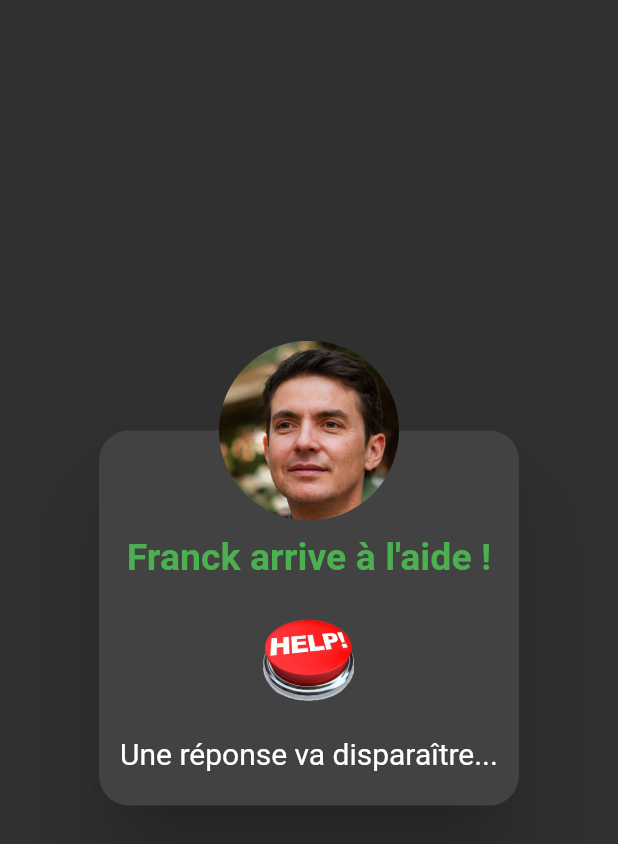
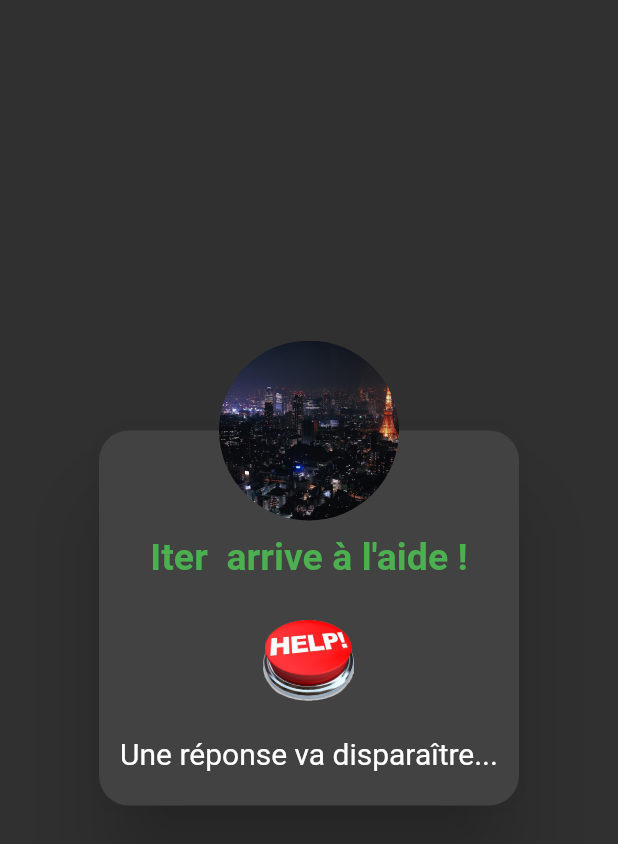
Before and after one commit to GabrielPlante/iter, a Flutter app: the CustomAlertDialog widget shown alone on an empty page, opened directly, on a phone screen of 412 x 824 dp. Shown: the top 844 px of the screen. Run offline on Flutter 3.47's test engine with Material 2 defaults, Android fonts, the phone set to English and light mode, and no system bars; our stand-ins replace badges, cloud_firestore, firebase_core, sliding_up_panel; accounts and stored records are empty.

Commit message:
some displaying bugs and rule to not make Franck the hero

```diff
--- a/lib/views/components/customAlertDialog.dart
+++ b/lib/views/components/customAlertDialog.dart
@@ -17,7 +17,7 @@ class CustomAlertDialog extends StatelessWidget {
                 padding: const EdgeInsets.fromLTRB(10, 70, 10, 10),
                 child: Column(
                   children: [
-                    Text("Franck arrive à l'aide !", style: TextStyle(fontWeight: FontWeight.bold, fontSize: 25, color: Colors.green),),
+                    Text("Iter  arrive à l'aide !", style: TextStyle(fontWeight: FontWeight.bold, fontSize: 25, color: Colors.green),),
                     SizedBox(height: 15),
                     Container(
                       width: 80,
@@ -37,7 +37,7 @@ class CustomAlertDialog extends StatelessWidget {
                   child: SizedBox(
                     height:120,
                     width:120,
-                    child: Image.asset("assets/images/ACEceNhYQpHXAdSciepN.jpg", fit: BoxFit.fill,),
+                    child: Image.asset("assets/images/city_wallpaper.jpg", fit: BoxFit.cover),
                   ),
                 ),
             ),
```
Also changed, not shown: lib/views/components/loadingScreen.dart (+1 -6 lines).
